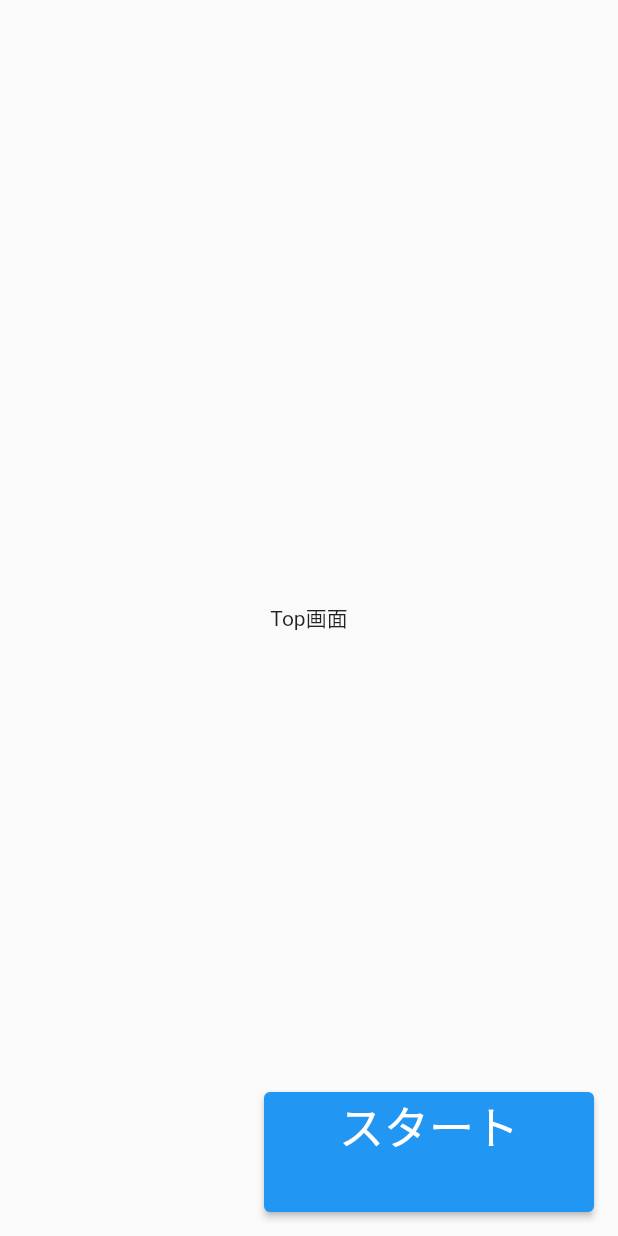
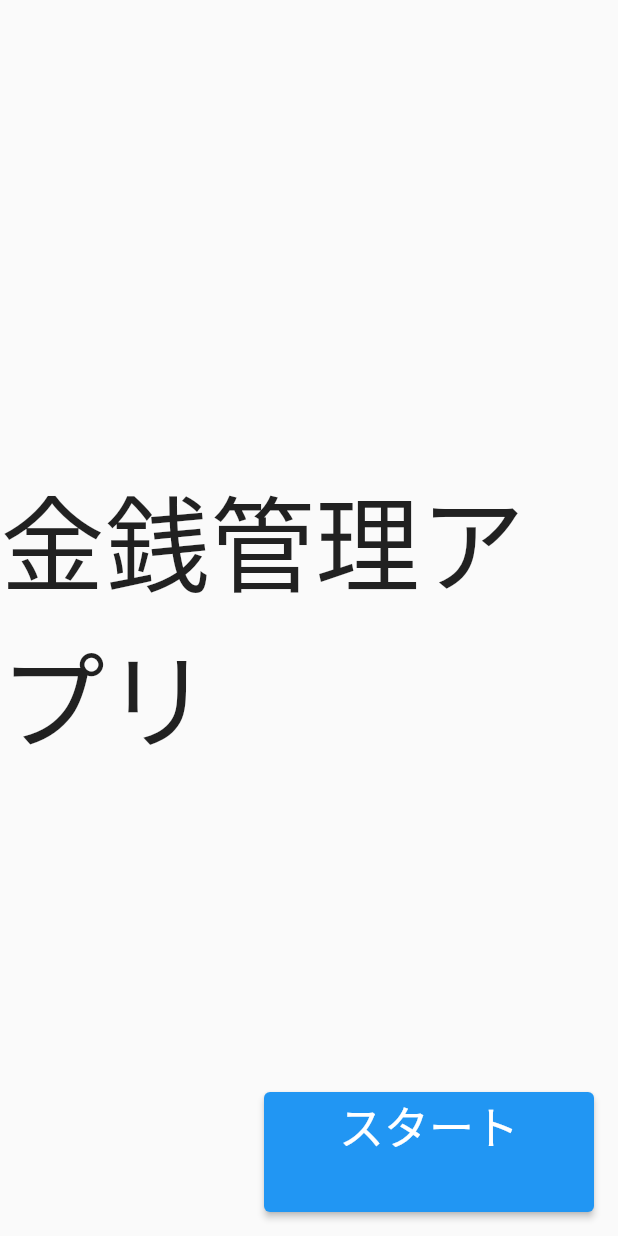
Before and after one commit to hanzawayuki/mobile, a Flutter app: the screen it shows after launch, on a phone screen of 412 x 824 dp. Run offline on Flutter 3.47's test engine with Material 2 defaults, Android fonts, the phone set to English and light mode, and no system bars.

Commit message:
えらーなおしたぼたん

```diff
--- a/lib/main.dart
+++ b/lib/main.dart
@@ -26,7 +26,10 @@ class TodoListPage extends StatelessWidget {
   Widget build(BuildContext context) {
     return Scaffold(
       body: Center(
-        child: Text('Top画面'),
+        child: Text(
+          '金銭管理アプリ',
+          style: TextStyle(fontSize: 70),
+        ),
       ),
       floatingActionButton: ElevatedButton(
           onPressed: () {
```
